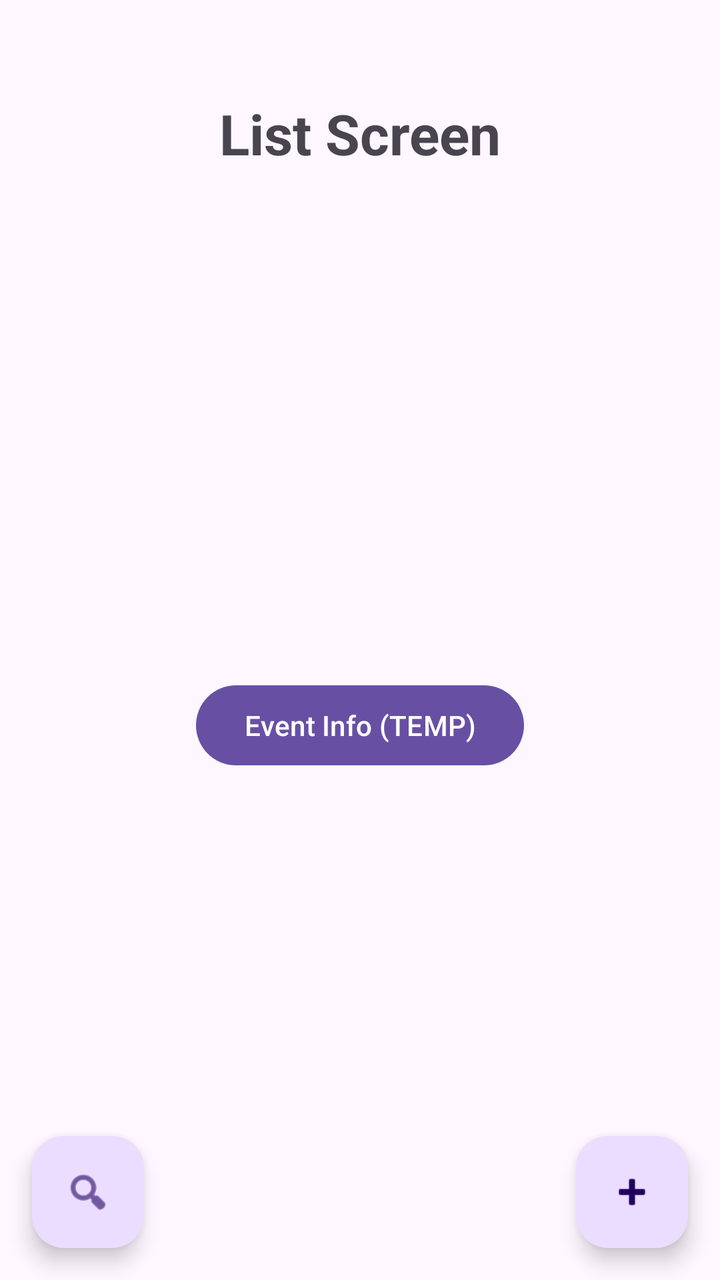
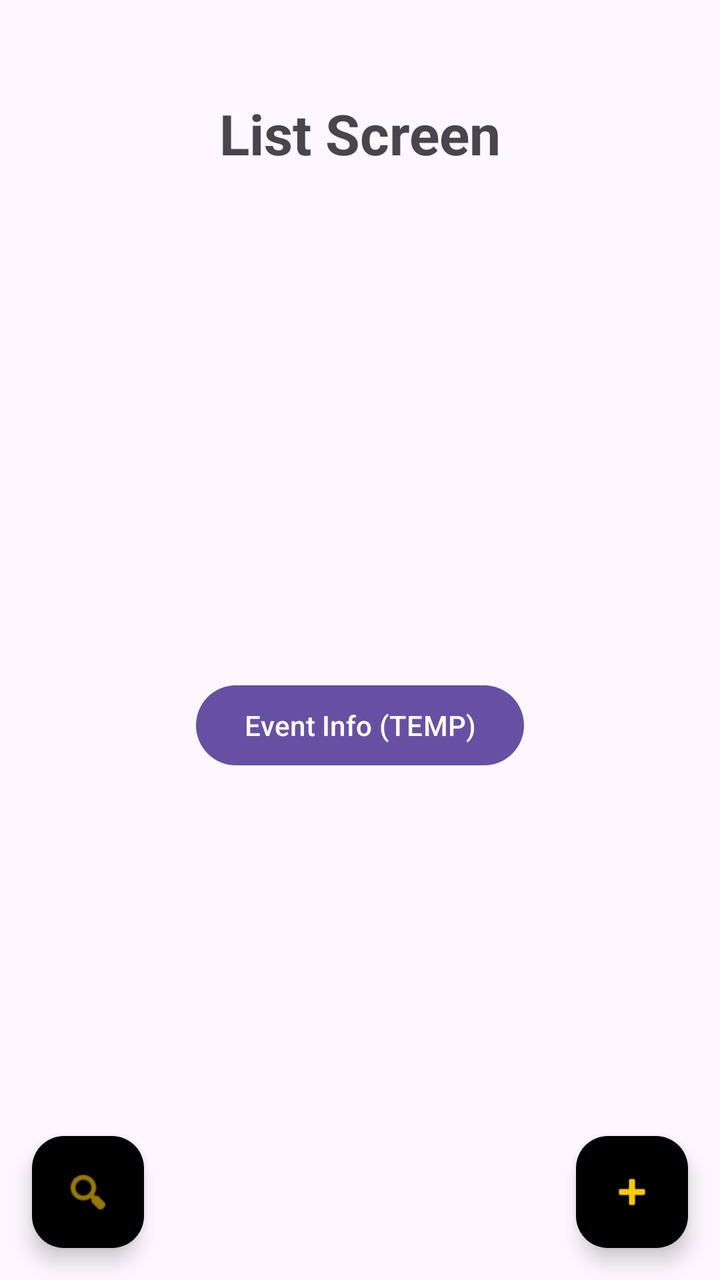

An Android layout rendered at two revisions. The XML below is the earlier revision; the diff shows what the commit changed to produce the second picture.
<!-- AndroidManifest.xml: application theme Theme.BulletinBoard -->
<!-- res/layout/fragment_list_screen.xml -->
<?xml version="1.0" encoding="utf-8"?>
<androidx.constraintlayout.widget.ConstraintLayout xmlns:android="http://schemas.android.com/apk/res/android"
    xmlns:app="http://schemas.android.com/apk/res-auto"
    xmlns:tools="http://schemas.android.com/tools"
    android:layout_width="match_parent"
    android:layout_height="match_parent"
    tools:context=".ListScreen">

    <TextView
        android:id="@+id/tv_title"
        android:layout_width="wrap_content"
        android:layout_height="wrap_content"
        android:layout_marginTop="48dp"
        android:text="@string/list_screen"
        android:textSize="28sp"
        android:textStyle="bold"
        app:layout_constraintEnd_toEndOf="parent"
        app:layout_constraintStart_toStartOf="parent"
        app:layout_constraintTop_toTopOf="parent" />

    <Button
        android:id="@+id/btn_tempEventInfo"
        android:layout_width="wrap_content"
        android:layout_height="wrap_content"
        android:text="@string/temp_event_info"
        app:layout_constraintBottom_toBottomOf="parent"
        app:layout_constraintEnd_toEndOf="parent"
        app:layout_constraintStart_toStartOf="parent"
        app:layout_constraintTop_toBottomOf="@+id/tv_title" />

    <com.google.android.material.floatingactionbutton.FloatingActionButton
        android:id="@+id/btn_filter"
        android:layout_width="wrap_content"
        android:layout_height="wrap_content"
        android:layout_marginStart="16dp"
        android:layout_marginBottom="16dp"
        android:contentDescription="@string/filter"
        android:src="@android:drawable/ic_menu_search"
        app:layout_constraintBottom_toBottomOf="parent"
        app:layout_constraintStart_toStartOf="parent" />

    <com.google.android.material.floatingactionbutton.FloatingActionButton
        android:id="@+id/btn_addEvent"
        android:layout_width="wrap_content"
        android:layout_height="wrap_content"
        android:layout_marginEnd="16dp"
        android:layout_marginBottom="16dp"
        android:contentDescription="@string/add_event"
        android:src="@android:drawable/ic_input_add"
        app:layout_constraintBottom_toBottomOf="parent"
        app:layout_constraintEnd_toEndOf="parent" />

</androidx.constraintlayout.widget.ConstraintLayout>
<!-- resources referenced by this layout -->
<resources>
  <string name="add_event">Add Event</string>
  <string name="filter">Filter</string>
  <string name="list_screen">List Screen</string>
  <string name="temp_event_info">Event Info (TEMP)</string>
  <style name="Theme.BulletinBoard" parent="Base.Theme.BulletinBoard" />
  <style name="Base.Theme.BulletinBoard" parent="Theme.Material3.DayNight.NoActionBar">
          
          
      </style>
</resources>

<!-- the commit's change to res/layout/fragment_list_screen.xml (unified diff, before → after) -->
@@ -36,6 +36,8 @@
         android:layout_marginBottom="16dp"
         android:contentDescription="@string/filter"
         android:src="@android:drawable/ic_menu_search"
+        app:backgroundTint="@color/black"
+        app:tint="@color/bright_yellow"
         app:layout_constraintBottom_toBottomOf="parent"
         app:layout_constraintStart_toStartOf="parent" />
 
@@ -47,6 +49,8 @@
         android:layout_marginBottom="16dp"
         android:contentDescription="@string/add_event"
         android:src="@android:drawable/ic_input_add"
+        app:backgroundTint="@color/black"
+        app:tint="@color/bright_yellow"
         app:layout_constraintBottom_toBottomOf="parent"
         app:layout_constraintEnd_toEndOf="parent" />
 
<!-- resource entries referenced after the edit -->
@@ -1,5 +1,7 @@
 <!-- resources referenced by this layout -->
 <resources>
+  <color name="black">#FF000000</color>
+  <color name="bright_yellow">#FFC904</color>
   <string name="add_event">Add Event</string>
   <string name="filter">Filter</string>
   <string name="list_screen">List Screen</string>
